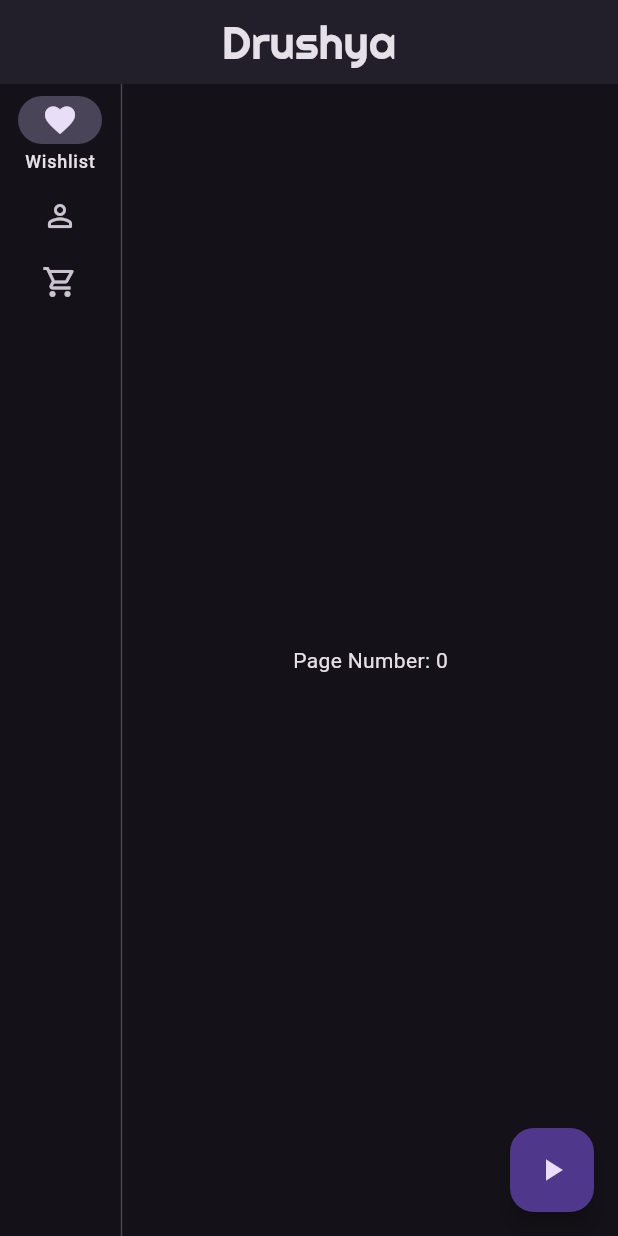
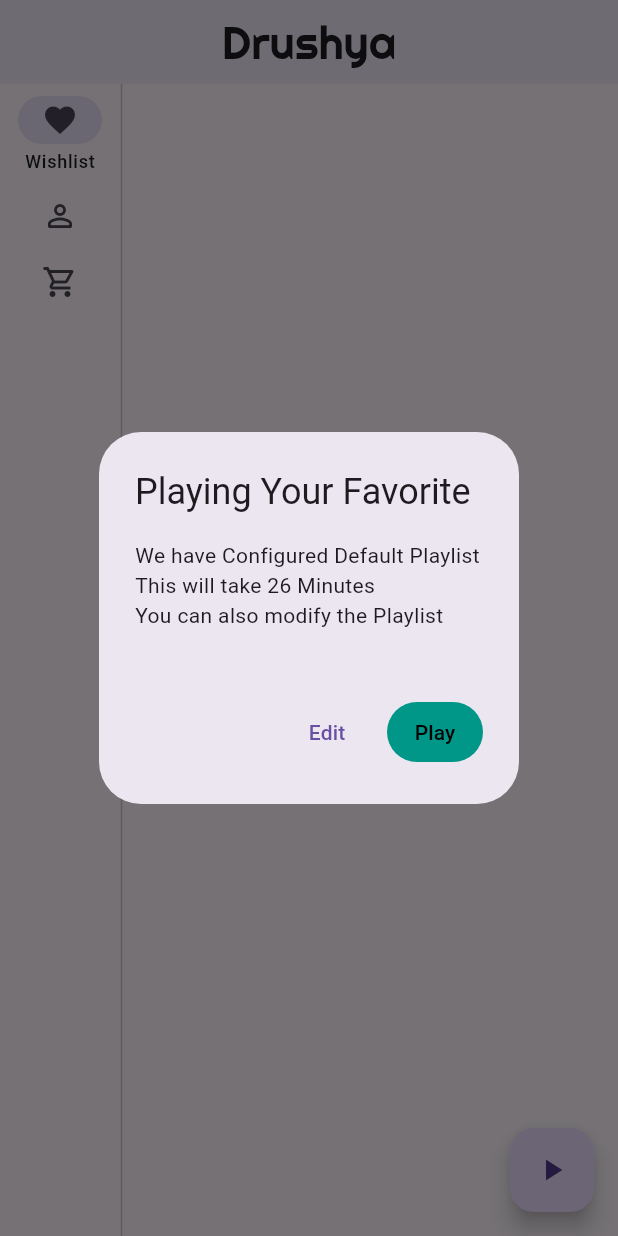
Before and after one commit to rajeabhilash/Drushya, a Flutter app: the screen it shows after launch, after a tap on the "play arrow" icon, on a phone screen of 412 x 824 dp. Run offline on Flutter 3.47's test engine with Material 2 defaults, Android fonts, the phone set to English and light mode, and no system bars; our stand-ins replace google_fonts, shared_preferences; missing offline and left inert: dart:html.

Commit message:
Rebuild the Structure

```diff
--- /dev/null
+++ b/lib/landing/item_details.dart
@@ -0,0 +1,14 @@
+import 'package:flutter/material.dart';
+
+class Sutras {
+  String name;
+  int duration;
+  String difficulty;
+  IconData icon;
+
+  Sutras(
+      {required this.name,
+      required this.duration,
+      required this.difficulty,
+      required this.icon});
+}
--- a/lib/landing/landed.dart
+++ b/lib/landing/landed.dart
@@ -1,5 +1,8 @@
+import 'package:Drushya/landing/item_details.dart';
+import 'package:Drushya/landing/show_config_dialog.dart';
 import 'package:flutter/material.dart';
 import 'package:google_fonts/google_fonts.dart';
+import 'dart:html' as html;
 
 class LandedPage extends StatefulWidget {
   const LandedPage({super.key});
@@ -10,6 +13,37 @@ class LandedPage extends StatefulWidget {
 
 class _LandedPageState extends State<LandedPage> {
   int _selectedIndex = 0;
+  List<Sutras> itemList = [];
+
+  @override
+  void initState() {
+    super.initState();
+    loadItemList();
+  }
+
+  void loadItemList() {
+    final savedItemList = html.window.localStorage['itemList'];
+
+    if (savedItemList != null && savedItemList.isNotEmpty) {
+      final itemDataList = savedItemList.split(',');
+
+      for (var i = 0; i < itemDataList.length; i += 4) {
+        final name = itemDataList[i];
+        final duration = int.parse(itemDataList[i + 1]);
+        final difficulty = itemDataList[i + 2];
+        final iconCode = int.parse(itemDataList[i + 3]);
+
+        final listItem = Sutras(
+          name: name,
+          duration: duration,
+          difficulty: difficulty,
+          icon: IconData(iconCode, fontFamily: 'MaterialIcons'),
+        );
+
+        itemList.add(listItem);
+      }
+    }
+  }
 
   @override
   Widget build(BuildContext context) {
@@ -54,15 +88,36 @@ class _LandedPageState extends State<LandedPage> {
           ),
           const VerticalDivider(thickness: 1, width: 2),
           Expanded(
-            child: Center(
-              child: Text('Page Number: $_selectedIndex'),
+            child: ListView.builder(
+              itemCount: itemList.length,
+              itemBuilder: (context, index) {
+                return ListTile(
+                  leading: Icon(itemList[index].icon),
+                  title: Text(itemList[index].name),
+                  subtitle: Text(
+                      'Duration: ${itemList[index].duration} Minutes, Difficulty: ${itemList[index].difficulty}'),
+                  trailing: IconButton(
+                    icon: Icon(Icons.delete),
+                    onPressed: () {
+                      // Remove the item from the list
+                      setState(() {
+                        itemList.removeAt(index);
+                      });
+                    },
+                  ),
+                  onTap: () {},
+                );
+              },
             ),
           )
         ],
       ),
       floatingActionButton: FloatingActionButton(
-        onPressed: () {},
-        child: Icon(Icons.play_arrow),
+        onPressed: () {
+          //show dialog box here
+          dialogBuilder(context);
+        },
+        child: const Icon(Icons.play_arrow),
       ),
     );
   }
--- /dev/null
+++ b/lib/landing/show_config_dialog.dart
@@ -0,0 +1,52 @@
+import 'package:Drushya/landing/configure_playlist.dart';
+import 'package:Drushya/landing/media_player.dart';
+import 'package:flutter/material.dart';
+
+Future<void> dialogBuilder(BuildContext context) {
+  return showDialog<void>(
+    context: context,
+    builder: (BuildContext context) {
+      return AlertDialog(
+        title: const Text('Playing Your Favorite'),
+        content: const Text(
+          'We have Configured Default Playlist\n'
+          'This will take 26 Minutes\n'
+          'You can also modify the Playlist\n',
+        ),
+        actions: <Widget>[
+          TextButton(
+            style: TextButton.styleFrom(
+              textStyle: Theme.of(context).textTheme.labelLarge,
+            ),
+            child: const Text('Edit'),
+            onPressed: () {
+              Navigator.of(context).pop();
+              Navigator.push(
+                context,
+                MaterialPageRoute(
+                  builder: (context) => ConfigurePlaylist(),
+                ),
+              );
+            },
+          ),
+          TextButton(
+            style: TextButton.styleFrom(
+                textStyle: Theme.of(context).textTheme.labelLarge,
+                foregroundColor: Colors.black,
+                backgroundColor: Colors.teal),
+            child: const Text('Play'),
+            onPressed: () {
+              Navigator.of(context).pop();
+              Navigator.push(
+                context,
+                MaterialPageRoute(
+                  builder: (context) => MediaPlayer(),
+                ),
+              );
+            },
+          ),
+        ],
+      );
+    },
+  );
+}
--- a/lib/main.dart
+++ b/lib/main.dart
@@ -15,7 +15,7 @@ class StartDrushya extends StatelessWidget {
       debugShowCheckedModeBanner: false,
       theme: ThemeData(
         useMaterial3: true,
-        brightness: Brightness.dark,
+        brightness: Brightness.light,
         primaryColor: Colors.teal,
         primarySwatch: Colors.teal,
       ),
```
Also changed, not shown: lib/landing/configure_playlist.dart (added, +255 -0 lines), lib/landing/configure_playlist_mobile_backup.dart (added, +226 -0 lines), lib/landing/media_player.dart (added, +19 -0 lines), lib/landing/show_menu_model.dart (added, +24 -0 lines).
